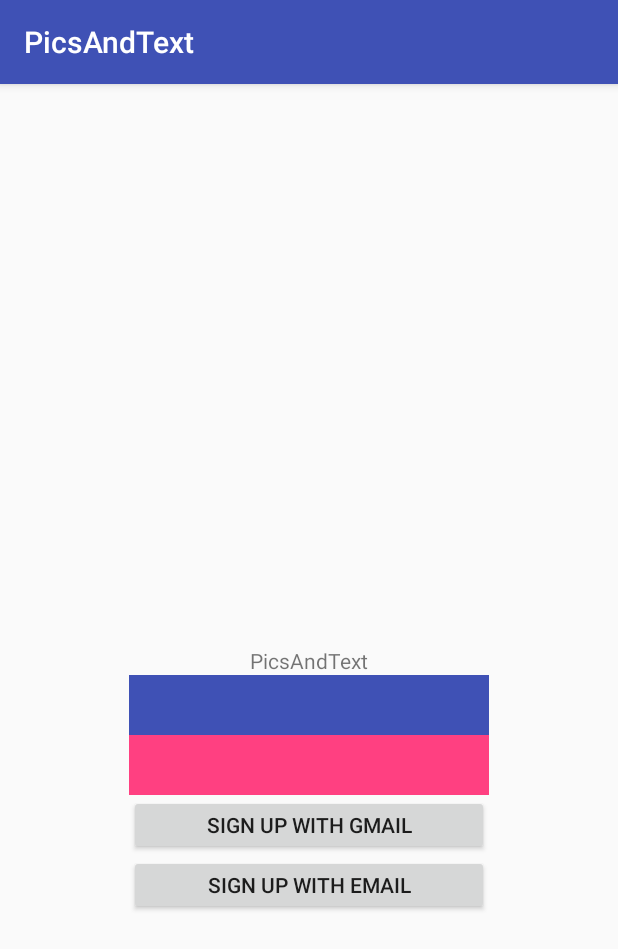
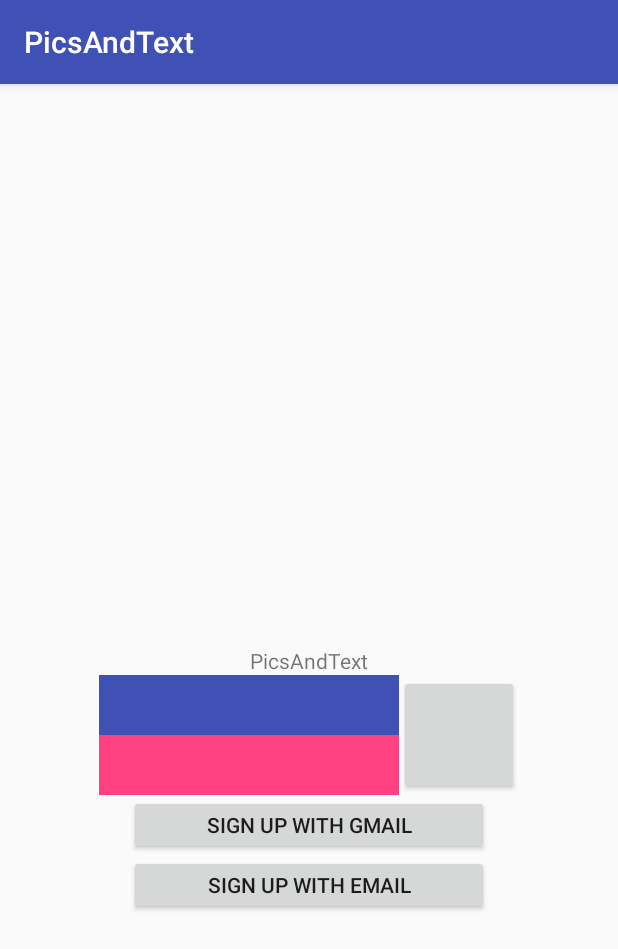
Before and after one commit to devFallingstar/Gachon-Hackthon-2018, an Android app: the screen it shows after launch (LoginActivity), on a phone screen of 412 x 824 dp. Shown: the top 949 px of the screen. Run offline under Robolectric (Android 15) with nearby library versions, the phone set to English and light mode, and no system bars.

Commit message:
Regist/ Login
Login with email address with firebase.

```diff
--- a/Gachonhackerthon2018/app/src/main/AndroidManifest.xml
+++ b/Gachonhackerthon2018/app/src/main/AndroidManifest.xml
@@ -2,6 +2,7 @@
 <manifest xmlns:android="http://schemas.android.com/apk/res/android"
     package="com.devfallingstar.gachonhackerthon2018">
 
+    <uses-permission android:name="android.permission.INTERNET"/>
     <application
         android:allowBackup="true"
         android:icon="@mipmap/ic_launcher"
--- a/Gachonhackerthon2018/app/src/main/java/com/devfallingstar/gachonhackerthon2018/ui/login/main/LoginActivity.java
+++ b/Gachonhackerthon2018/app/src/main/java/com/devfallingstar/gachonhackerthon2018/ui/login/main/LoginActivity.java
@@ -11,5 +11,6 @@
     protected void onCreate(Bundle savedInstanceState) {
         super.onCreate(savedInstanceState);
         setContentView(R.layout.activity_login);
+
     }
 }
--- a/Gachonhackerthon2018/app/src/main/res/layout/activity_login.xml
+++ b/Gachonhackerthon2018/app/src/main/res/layout/activity_login.xml
@@ -17,23 +17,59 @@
         app:layout_constraintRight_toRightOf="parent"
         app:layout_constraintTop_toTopOf="parent" />
 
+    <LinearLayout
+        android:id="@+id/edittext_input"
+        android:layout_width="wrap_content"
+        android:layout_height="wrap_content"
+        android:orientation="vertical"
+        app:layout_constraintHorizontal_chainStyle="packed"
+        app:layout_constraintLeft_toLeftOf="parent"
+        app:layout_constraintRight_toLeftOf="@id/btn_logIn"
+        app:layout_constraintTop_toBottomOf="@id/txtview_loginTitle">
+
+        <EditText
+            android:id="@+id/edittext_id"
+            android:layout_width="200dp"
+            android:layout_height="40dp"
+            android:background="@color/colorPrimary" />
+
+        <EditText
+            android:id="@+id/edittext_pw"
+            android:layout_width="200dp"
+            android:layout_height="40dp"
+            android:background="@color/colorAccent" />
+    </LinearLayout>
+    <!--
     <EditText
         android:id="@+id/edittext_id"
-        android:layout_width="240dp"
+        android:layout_width="200dp"
         android:layout_height="40dp"
         android:background="@color/colorPrimary"
+        app:layout_constrainedWidth="true"
+        app:layout_constraintHorizontal_chainStyle="packed"
         app:layout_constraintLeft_toLeftOf="parent"
-        app:layout_constraintRight_toRightOf="parent"
-        app:layout_constraintTop_toBottomOf="@id/txtview_loginTitle"/>
+        app:layout_constraintRight_toRightOf="@id/btn_logIn"
+        app:layout_constraintTop_toBottomOf="@id/txtview_loginTitle" />
 
     <EditText
         android:id="@+id/edittext_pw"
-        android:layout_width="240dp"
+        android:layout_width="200dp"
         android:layout_height="40dp"
         android:background="@color/colorAccent"
+        app:layout_constrainedWidth="true"
+        app:layout_constraintHorizontal_chainStyle="packed"
         app:layout_constraintLeft_toLeftOf="parent"
-        app:layout_constraintRight_toRightOf="parent"
+        app:layout_constraintRight_toRightOf="@id/btn_logIn"
         app:layout_constraintTop_toBottomOf="@id/edittext_id"/>
+        -->
+    <Button
+        android:id="@+id/btn_logIn"
+        android:layout_width="80dp"
+        android:layout_height="80dp"
+        app:layout_constraintHorizontal_chainStyle="packed"
+        app:layout_constraintTop_toBottomOf="@id/txtview_loginTitle"
+        app:layout_constraintLeft_toRightOf="@id/edittext_input"
+        app:layout_constraintRight_toRightOf="parent"/>
 
     <Button
         android:id="@+id/btn_gmailSignUp"
@@ -42,7 +78,7 @@
         android:text="@string/gmail_signup"
         app:layout_constraintLeft_toLeftOf="parent"
         app:layout_constraintRight_toRightOf="parent"
-        app:layout_constraintTop_toBottomOf="@id/edittext_pw"/>
+        app:layout_constraintTop_toBottomOf="@id/edittext_input"/>
 
     <Button
         android:id="@+id/btn_emailSignUp"
@@ -53,5 +89,4 @@
         app:layout_constraintRight_toRightOf="parent"
         app:layout_constraintTop_toBottomOf="@id/btn_gmailSignUp"/>
 
-
 </android.support.constraint.ConstraintLayout>
--- a/Gachonhackerthon2018/app/src/main/res/values/strings.xml
+++ b/Gachonhackerthon2018/app/src/main/res/values/strings.xml
@@ -4,6 +4,11 @@
     <string name="gmail_signup">Sign up with Gmail</string>
     <string name="email_signup">Sign up with Email</string>
 
+    <string name = "user_name">Name</string>
+    <string name = "email_txt">Email Address</string>
+    <string name = "password_txt">Password</string>
+    <string name = "regist_btn">Regist</string>
+
     <!-- TODO: Remove or change this placeholder text -->
     <string name="hello_blank_fragment">Hello blank fragment</string>
 </resources>
--- a/Gachonhackerthon2018/app/src/main/res/values/styles.xml
+++ b/Gachonhackerthon2018/app/src/main/res/values/styles.xml
@@ -1,7 +1,7 @@
 <resources>
 
     <!-- Base application theme. -->
-    <style name="AppTheme" parent="Theme.AppCompat.Light.DarkActionBar">
+    <style name="AppTheme" parent="Base.Theme.AppCompat.Light.DarkActionBar">
         <!-- Customize your theme here. -->
         <item name="colorPrimary">@color/colorPrimary</item>
         <item name="colorPrimaryDark">@color/colorPrimaryDark</item>
```
Also changed, not shown: Gachonhackerthon2018/app/src/main/java/com/devfallingstar/gachonhackerthon2018/ui/login/main/LoginWithEmailActivity.java (added, +59 -0 lines), Gachonhackerthon2018/app/src/main/java/com/devfallingstar/gachonhackerthon2018/ui/login/main/RegistrationActivity.java (added, +61 -0 lines), Gachonhackerthon2018/app/src/main/res/layout/activity_registration.xml (added, +50 -0 lines), Gachonhackerthon2018/app/build.gradle (line endings or trailing spaces).
